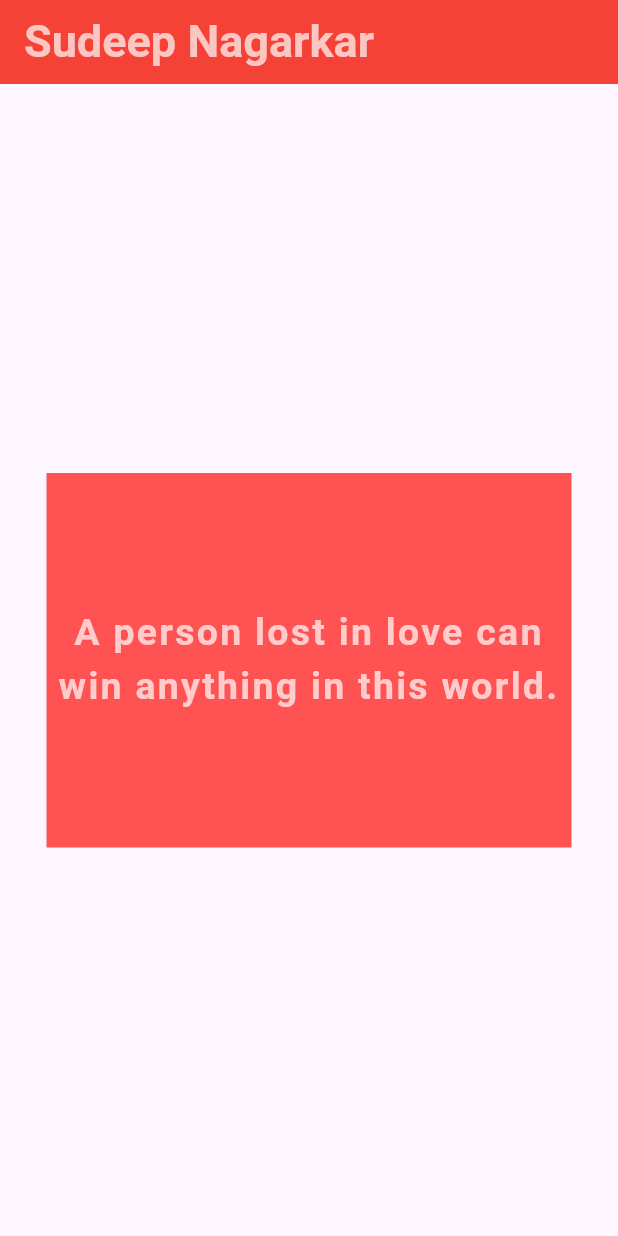
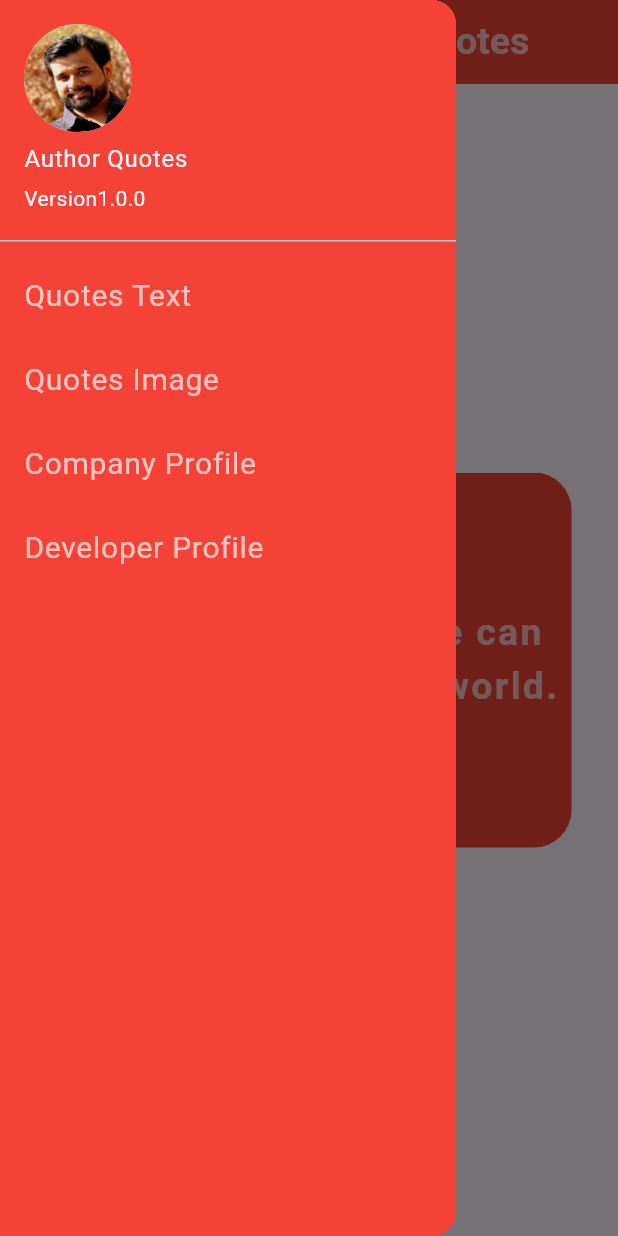
Before and after one commit to rajaganapathy1220/myProjects, a Flutter app: the screen it shows after launch, with the side drawer open (before the commit the screen has no drawer), on a phone screen of 412 x 824 dp. Run offline on Flutter 3.47's test engine with Material 3 defaults, Android fonts, the phone set to English and light mode, and no system bars.

Commit message:
final_commit

```diff
--- a/lib/company_profile.dart
+++ b/lib/company_profile.dart
@@ -1,4 +1,5 @@
 import 'package:flutter/material.dart';
+import 'package:flutterapps/drawer_navigation.dart';
 
 class CompanyProfile extends StatelessWidget {
   const CompanyProfile({super.key});
@@ -6,6 +7,7 @@ class CompanyProfile extends StatelessWidget {
   @override
   Widget build(BuildContext context) {
     return Scaffold(
+      drawer: DrawerNavigation(),
       appBar: AppBar(
         backgroundColor: Colors.blueAccent,
         title: const Text(
--- a/lib/display_text.dart
+++ b/lib/display_text.dart
@@ -11,7 +11,11 @@ class DisplayText extends StatelessWidget {
       child: Container(
          width: 350,
         // height: 200,
-        color: Colors.redAccent,
+       decoration: BoxDecoration(
+         borderRadius: BorderRadius.circular(25),
+         color: Colors.red,
+
+       ),
         child: Center(
           child: Text(
             appDataText.text,
--- /dev/null
+++ b/lib/drawer_navigation.dart
@@ -0,0 +1,93 @@
+import 'package:flutter/material.dart';
+import 'package:flutterapps/company_profile.dart';
+import 'package:flutterapps/my_profile.dart';
+import 'package:flutterapps/page_view_image.dart';
+import 'package:flutterapps/page_view_text.dart';
+
+class DrawerNavigation extends StatefulWidget {
+  const DrawerNavigation({super.key});
+
+  @override
+  State<DrawerNavigation> createState() => _DrawerNavigationState();
+}
+
+class _DrawerNavigationState extends State<DrawerNavigation> {
+  @override
+  Widget build(BuildContext context) {
+    return Drawer(
+
+      backgroundColor: Colors.red,
+      child: ListView(
+        children: [
+          const UserAccountsDrawerHeader(
+            decoration: BoxDecoration(
+              color: Colors.red
+            ),
+            accountName: Text('Author Quotes'),
+            accountEmail: Text('Version1.0.0'),
+            currentAccountPicture: CircleAvatar(
+
+             // child: ClipOval(
+             //  child: Image(
+                backgroundImage: AssetImage('images/sudeep.png'),
+              ),
+              ),
+          //   ),
+          // ),
+          ListTile(
+            title: const Text(
+              'Quotes Text',
+              style: TextStyle(
+                color: Colors.white70,
+                fontSize: 20,
+              ),
+            ),
+            onTap: () {
+              Navigator.of(context).push(
+                  MaterialPageRoute(builder: (context) => PageViewText()));
+            },
+          ),
+          ListTile(
+            title: Text(
+              'Quotes Image',
+              style: TextStyle(
+                color: Colors.white70,
+                fontSize: 20,
+              ),
+            ),
+            onTap: () {
+              Navigator.of(context).push(
+                  MaterialPageRoute(builder: (context) => PageViewImage()));
+            },
+          ),
+          ListTile(
+            title: Text(
+              'Company Profile',
+              style: TextStyle(
+                color: Colors.white70,
+                fontSize: 20,
+              ),
+            ),
+            onTap: () {
+              Navigator.of(context).push(
+                  MaterialPageRoute(builder: (context) => CompanyProfile()));
+            },
+          ),
+          ListTile(
+            title: Text(
+              'Developer Profile',
+              style: TextStyle(
+                color: Colors.white70,
+                fontSize: 20,
+              ),
+            ),
+            onTap: () {
+              Navigator.of(context).push(
+                  MaterialPageRoute(builder: (context) => MyProfile()));
+            },
+          ),
+        ],
+      ),
+    );
+  }
+}
--- a/lib/main.dart
+++ b/lib/main.dart
@@ -1,6 +1,7 @@
 import 'package:flutter/material.dart';
 import 'package:flutterapps/company_profile.dart';
 import 'package:flutterapps/my_profile.dart';
+import 'package:flutterapps/page_view_image.dart';
 import 'package:flutterapps/page_view_text.dart';
 
 void main() {
--- a/lib/my_profile.dart
+++ b/lib/my_profile.dart
@@ -1,4 +1,5 @@
 import 'package:flutter/material.dart';
+import 'package:flutterapps/drawer_navigation.dart';
 
 class MyProfile extends StatelessWidget {
   const MyProfile({super.key});
@@ -6,6 +7,7 @@ class MyProfile extends StatelessWidget {
   @override
   Widget build(BuildContext context) {
     return Scaffold(
+      drawer: DrawerNavigation(),
       appBar: AppBar(
         backgroundColor: Colors.indigoAccent,
         title: const Text(
--- a/lib/page_view_text.dart
+++ b/lib/page_view_text.dart
@@ -1,6 +1,7 @@
 import 'package:flutter/material.dart';
 import 'package:flutterapps/app_data_text.dart';
 import 'package:flutterapps/display_text.dart';
+import 'package:flutterapps/drawer_navigation.dart';
 
 class PageViewText extends StatefulWidget {
   const PageViewText({super.key});
@@ -13,13 +14,14 @@ class _State extends State<PageViewText> {
   @override
   Widget build(BuildContext context) {
     return Scaffold(
+      drawer: DrawerNavigation(),
   appBar: AppBar(
     backgroundColor: Colors.red,
     title: Text(
-      'Sudeep Nagarkar',
+      'Sudeep Nagarkar Quotes',
       style: TextStyle(
         color: Colors.white70,
-        fontSize: 30,
+        fontSize: 25,
         fontWeight: FontWeight.bold,
       ),
     ),
--- a/pubspec.yaml
+++ b/pubspec.yaml
@@ -60,7 +60,7 @@ flutter:
 
   # To add assets to your application, add an assets section, like this:
   assets:
-    - images/subi.jpg
+    - images/
      # - images/subi.jpg
 
   # An image asset can refer to one or more resolution-specific "variants", see
```
Also changed, not shown: lib/app_data_image.dart (added, +12 -0 lines), lib/display_image.dart (added, +25 -0 lines), lib/page_view_image.dart (added, +45 -0 lines), images/sudeep.png (added), images/wb_1.png (added), images/wb_2.png (added), images/wb_3.png (added), images/wb_4.png (added), images/wb_5.png (added).
